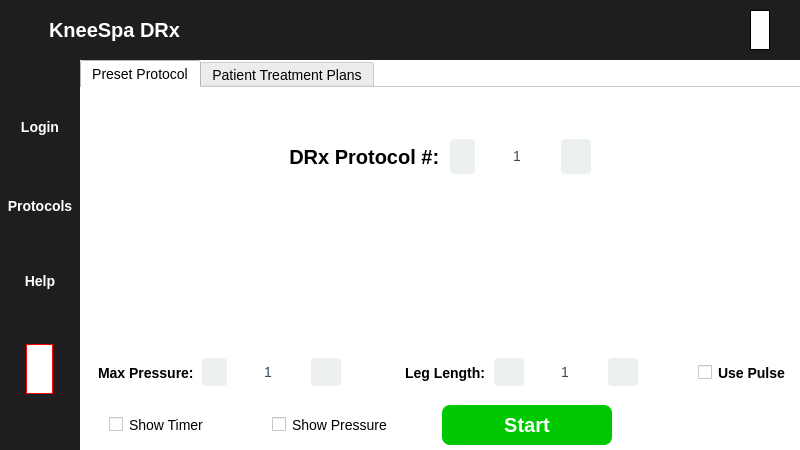
Before: the Qt Designer form kneespa.ui in pgil256/new-gui, drawn with Qt 5.
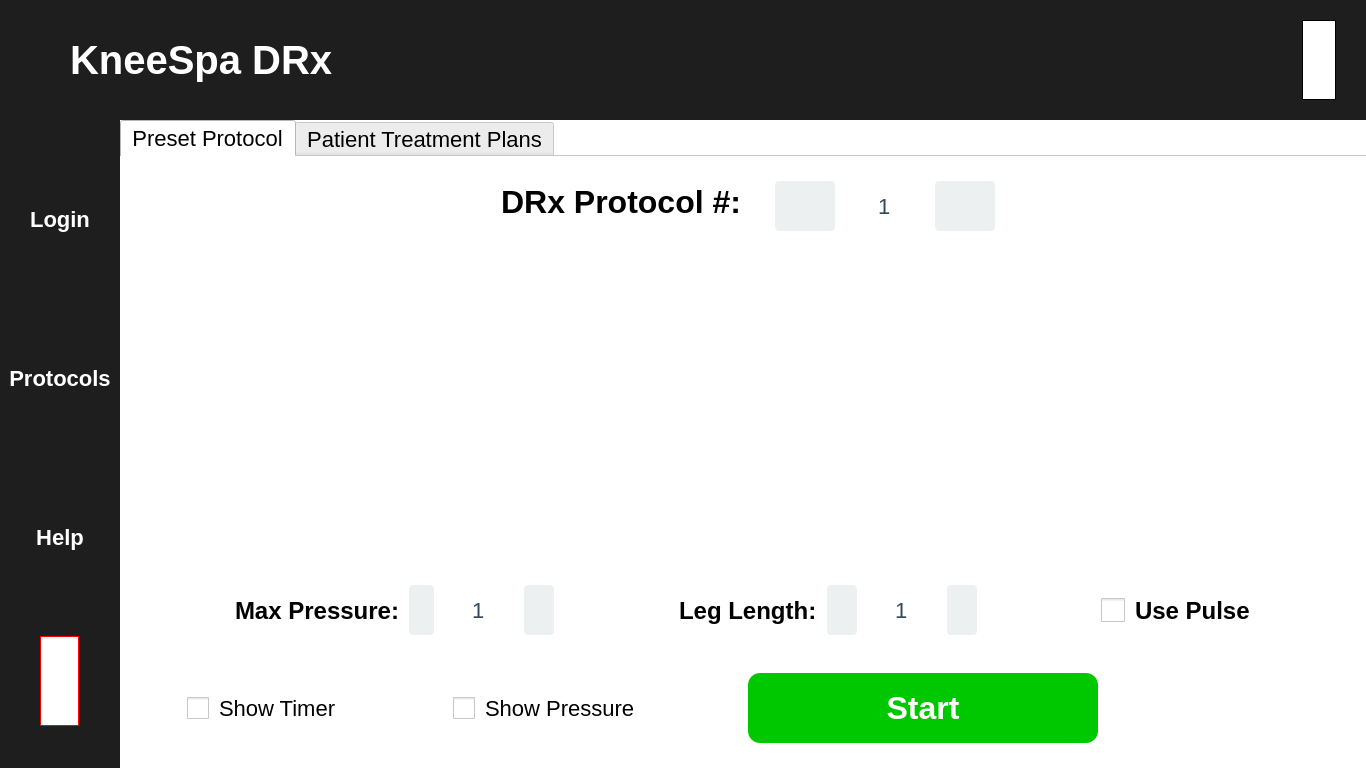
After: the same form once the commit is applied. The open tabs and pages were chosen to show the change. Icons and pictures are not drawn.

The edit to the form file:
```diff
--- a/kneespa.ui
+++ b/kneespa.ui
@@ -6,20 +6,20 @@
    <rect>
     <x>0</x>
     <y>0</y>
-    <width>800</width>
-    <height>450</height>
+    <width>1366</width>
+    <height>768</height>
    </rect>
   </property>
   <property name="sizePolicy">
-   <sizepolicy hsizetype="Preferred" vsizetype="Preferred">
+   <sizepolicy hsizetype="Maximum" vsizetype="Maximum">
     <horstretch>0</horstretch>
     <verstretch>0</verstretch>
    </sizepolicy>
   </property>
   <property name="maximumSize">
    <size>
-    <width>800</width>
-    <height>450</height>
+    <width>1366</width>
+    <height>768</height>
    </size>
   </property>
   <widget class="QGroupBox" name="central_widget">
@@ -27,12 +27,12 @@
     <rect>
      <x>0</x>
      <y>0</y>
-     <width>800</width>
-     <height>450</height>
+     <width>1366</width>
+     <height>768</height>
     </rect>
    </property>
    <property name="sizePolicy">
-    <sizepolicy hsizetype="Preferred" vsizetype="Preferred">
+    <sizepolicy hsizetype="Expanding" vsizetype="MinimumExpanding">
      <horstretch>0</horstretch>
      <verstretch>0</verstretch>
     </sizepolicy>
@@ -55,9 +55,9 @@
     <property name="geometry">
      <rect>
       <x>0</x>
-      <y>60</y>
-      <width>800</width>
-      <height>390</height>
+      <y>120</y>
+      <width>1366</width>
+      <height>648</height>
      </rect>
     </property>
     <property name="sizePolicy">
@@ -66,16 +66,28 @@
       <verstretch>0</verstretch>
      </sizepolicy>
     </property>
+    <property name="maximumSize">
+     <size>
+      <width>1366</width>
+      <height>648</height>
+     </size>
+    </property>
+    <property name="layoutDirection">
+     <enum>Qt::LeftToRight</enum>
+    </property>
     <property name="title">
      <string/>
     </property>
+    <property name="flat">
+     <bool>false</bool>
+    </property>
     <widget class="QFrame" name="frame">
      <property name="geometry">
       <rect>
        <x>0</x>
        <y>0</y>
-       <width>80</width>
-       <height>390</height>
+       <width>120</width>
+       <height>648</height>
       </rect>
      </property>
      <property name="sizePolicy">
@@ -84,6 +96,12 @@
        <verstretch>0</verstretch>
       </sizepolicy>
      </property>
+     <property name="maximumSize">
+      <size>
+       <width>1366</width>
+       <height>648</height>
+      </size>
+     </property>
      <property name="styleSheet">
       <string notr="true"> background-color: rgb(30, 30, 30);
                             color: white;
@@ -117,13 +135,25 @@
       </property>
       <item>
        <widget class="QPushButton" name="login_button">
+        <property name="minimumSize">
+         <size>
+          <width>120</width>
+          <height>120</height>
+         </size>
+        </property>
+        <property name="maximumSize">
+         <size>
+          <width>120</width>
+          <height>120</height>
+         </size>
+        </property>
         <property name="styleSheet">
          <string notr="true"> background-color: rgb(30, 30, 30);
                                         color: white;
                                         border: none;
                                         text-align: center;
                                         text-decoration: none;
-                                        font-size: 14px;
+                                        font-size: 22px;
                                         font-weight:bold;
                                         margin: 4px 2px;
                                         border-radius: 12px;</string>
@@ -135,13 +165,25 @@
       </item>
       <item>
        <widget class="QPushButton" name="protocols_button">
+        <property name="minimumSize">
+         <size>
+          <width>120</width>
+          <height>120</height>
+         </size>
+        </property>
+        <property name="maximumSize">
+         <size>
+          <width>120</width>
+          <height>120</height>
+         </size>
+        </property>
         <property name="styleSheet">
          <string notr="true"> background-color: rgb(30, 30, 30);
                                         color: white;
                                         border: none;
                                         text-align: center;
                                         text-decoration: none;
-                                        font-size: 14px;
+                                        font-size: 22px;
                                         font-weight:bold;
                                         margin: 4px 2px;
                                         border-radius: 12px;</string>
@@ -153,14 +195,27 @@
       </item>
       <item>
        <widget class="QPushButton" name="help_button">
+        <property name="minimumSize">
+         <size>
+          <width>120</width>
+          <height>120</height>
+         </size>
+        </property>
+        <property name="maximumSize">
+         <size>
+          <width>120</width>
+          <height>120</height>
+         </size>
+        </property>
         <property name="styleSheet">
          <string notr="true"> background-color: rgb(30, 30, 30);
                                         color: white;
                                         border: none;
                                         text-align: center;
                                         text-decoration: none;
-                                        font-size: 14px;
+                                        font-size: 22px;
                                         font-weight:bold;
+                                        margin: 4px 2px;
                                         border-radius: 12px;</string>
         </property>
         <property name="text">
@@ -172,16 +227,15 @@
        <widget class="QLabel" name="video_player_button">
         <property name="maximumSize">
          <size>
-          <width>50</width>
-          <height>50</height>
+          <width>90</width>
+          <height>90</height>
          </size>
         </property>
         <property name="styleSheet">
          <string notr="true">background-color:white;
                                         border: 1px solid red;
-                                        border-radius: 25px;
-                                        align-items:center;
-                                        padding:8px;</string>
+                                        border-radius: 45px;
+                                        padding:14px;</string>
         </property>
         <property name="text">
          <string/>
@@ -205,22 +259,22 @@
      </property>
      <property name="geometry">
       <rect>
-       <x>80</x>
+       <x>120</x>
        <y>0</y>
-       <width>720</width>
-       <height>400</height>
+       <width>1246</width>
+       <height>648</height>
       </rect>
      </property>
      <property name="sizePolicy">
-      <sizepolicy hsizetype="Fixed" vsizetype="Fixed">
+      <sizepolicy hsizetype="Preferred" vsizetype="Preferred">
        <horstretch>0</horstretch>
        <verstretch>0</verstretch>
       </sizepolicy>
      </property>
      <property name="maximumSize">
       <size>
-       <width>720</width>
-       <height>400</height>
+       <width>1246</width>
+       <height>648</height>
       </size>
      </property>
      <property name="currentIndex">
@@ -274,26 +328,47 @@
       </layout>
      </widget>
      <widget class="QWidget" name="page_main">
+      <property name="sizePolicy">
+       <sizepolicy hsizetype="MinimumExpanding" vsizetype="MinimumExpanding">
+        <horstretch>0</horstretch>
+        <verstretch>0</verstretch>
+       </sizepolicy>
+      </property>
+      <property name="maximumSize">
+       <size>
+        <width>1246</width>
+        <height>648</height>
+       </size>
+      </property>
       <widget class="QTabWidget" name="DRx_tabs">
        <property name="geometry">
         <rect>
          <x>0</x>
          <y>0</y>
-         <width>720</width>
-         <height>349</height>
+         <width>1246</width>
+         <height>528</height>
         </rect>
        </property>
+       <property name="sizePolicy">
+        <sizepolicy hsizetype="MinimumExpanding" vsizetype="MinimumExpanding">
+         <horstretch>0</horstretch>
+         <verstretch>0</verstretch>
+        </sizepolicy>
+       </property>
        <property name="maximumSize">
         <size>
-         <width>720</width>
-         <height>390</height>
+         <width>1246</width>
+         <height>548</height>
         </size>
        </property>
        <property name="layoutDirection">
         <enum>Qt::LeftToRight</enum>
        </property>
        <property name="styleSheet">
-        <string notr="true">background-color:white;</string>
+        <string notr="true"> background-color: white;
+                                    border: none;
+                                    font-size: 22px;
+                                </string>
        </property>
        <property name="tabPosition">
         <enum>QTabWidget::North</enum>
@@ -326,16 +401,40 @@
         <bool>false</bool>
        </property>
        <widget class="QWidget" name="preset_protocols_tab">
+        <property name="sizePolicy">
+         <sizepolicy hsizetype="MinimumExpanding" vsizetype="Expanding">
+          <horstretch>0</horstretch>
+          <verstretch>0</verstretch>
+         </sizepolicy>
+        </property>
+        <property name="maximumSize">
+         <size>
+          <width>1246</width>
+          <height>528</height>
+         </size>
+        </property>
         <attribute name="title">
          <string>Preset Protocol</string>
         </attribute>
         <layout class="QVBoxLayout" name="verticalLayout_4">
+         <property name="leftMargin">
+          <number>0</number>
+         </property>
+         <property name="topMargin">
+          <number>0</number>
+         </property>
+         <property name="rightMargin">
+          <number>0</number>
+         </property>
+         <property name="bottomMargin">
+          <number>0</number>
+         </property>
          <item>
           <widget class="QFrame" name="frame_3">
            <property name="maximumSize">
             <size>
-             <width>720</width>
-             <height>300</height>
+             <width>1246</width>
+             <height>428</height>
             </size>
            </property>
            <property name="styleSheet">
@@ -365,15 +464,34 @@
             </property>
             <item>
              <widget class="QGroupBox" name="groupBox_3">
+              <property name="sizePolicy">
+               <sizepolicy hsizetype="Preferred" vsizetype="Preferred">
+                <horstretch>0</horstretch>
+                <verstretch>0</verstretch>
+               </sizepolicy>
+              </property>
+              <property name="minimumSize">
+               <size>
+                <width>0</width>
+                <height>79</height>
+               </size>
+              </property>
+              <property name="maximumSize">
+               <size>
+                <width>1246</width>
+                <height>129</height>
+               </size>
+              </property>
               <property name="styleSheet">
-               <string notr="true"/>
+               <string notr="true">padding:0 10px;
+margin-top:10px;</string>
               </property>
               <property name="title">
                <string/>
               </property>
               <layout class="QHBoxLayout" name="horizontalLayout_3">
                <property name="spacing">
-                <number>5</number>
+                <number>15</number>
                </property>
                <property name="leftMargin">
                 <number>0</number>
@@ -404,13 +522,13 @@
                 <widget class="QLabel" name="label_5">
                  <property name="maximumSize">
                   <size>
-                   <width>200</width>
-                   <height>16777215</height>
+                   <width>400</width>
+                   <height>120</height>
                   </size>
                  </property>
                  <property name="styleSheet">
                   <string notr="true">
-                                                                            font-size: 20px;
+                                                                            font-size: 32px;
                                                                             font-weight: bold;
                                                                             margin: 5px 0px;</string>
                  </property>
@@ -426,14 +544,14 @@
                 <widget class="QLabel" name="backward_button_protocol_image">
                  <property name="minimumSize">
                   <size>
-                   <width>25</width>
-                   <height>25</height>
+                   <width>60</width>
+                   <height>60</height>
                   </size>
                  </property>
                  <property name="maximumSize">
                   <size>
-                   <width>35</width>
-                   <height>35</height>
+                   <width>60</width>
+                   <height>60</height>
                   </size>
                  </property>
                  <property name="styleSheet">
@@ -470,24 +588,24 @@
                 <widget class="QLineEdit" name="protocol_number_field">
                  <property name="minimumSize">
                   <size>
-                   <width>78</width>
+                   <width>70</width>
                    <height>40</height>
                   </size>
                  </property>
                  <property name="maximumSize">
                   <size>
                    <width>70</width>
-                   <height>40</height>
+                   <height>70</height>
                   </size>
                  </property>
                  <property name="styleSheet">
-                  <string notr="true">
+                  <string notr="true">font-size:22px;
                                                                             background-color: white;
                                                                             border: 1px solid
                                                                             #bdc3c7;
                                                                             border-radius: 4px;
-                                                                            padding: 4px 8px;
-                                                                            font-size: 14px;
+                                                                            padding: 4px 4px;
+                                                               
                                                                             color: #34495e;
                                                                             min-width: 60px;</string>
                  </property>
@@ -503,14 +621,14 @@
                 <widget class="QLabel" name="forward_button_protocol_image">
                  <property name="minimumSize">
                   <size>
-                   <width>30</width>
-                   <height>30</height>
+                   <width>60</width>
+                   <height>60</height>
                   </size>
                  </property>
                  <property name="maximumSize">
                   <size>
-                   <width>35</width>
-                   <height>35</height>
+                   <width>60</width>
+                   <height>60</height>
                   </size>
                  </property>
                  <property name="styleSheet">
@@ -558,10 +676,28 @@
             </item>
             <item>
              <widget class="QGroupBox" name="groupBox_14">
+              <property name="minimumSize">
+               <size>
+                <width>1246</width>
+                <height>350</height>
+               </size>
+              </property>
+              <property name="maximumSize">
+               <size>
+                <width>1246</width>
+                <height>400</height>
+               </size>
+              </property>
+              <property name="styleSheet">
+               <string notr="true">padding:15px 15px;</string>
+              </property>
               <property name="title">
                <string/>
               </property>
               <layout class="QHBoxLayout" name="horizontalLayout_11">
+               <property name="spacing">
+                <number>0</number>
+               </property>
                <property name="leftMargin">
                 <number>0</number>
                </property>
@@ -572,27 +708,33 @@
                 <number>0</number>
                </property>
                <property name="bottomMargin">
-                <number>0</number>
+                <number>15</number>
                </property>
                <item>
                 <widget class="QLabel" name="label_protocol_image">
                  <property name="sizePolicy">
-                  <sizepolicy hsizetype="Preferred" vsizetype="Preferred">
+                  <sizepolicy hsizetype="MinimumExpanding" vsizetype="MinimumExpanding">
                    <horstretch>0</horstretch>
                    <verstretch>0</verstretch>
                   </sizepolicy>
                  </property>
+                 <property name="minimumSize">
+                  <size>
+                   <width>400</width>
+                   <height>225</height>
+                  </size>
+                 </property>
                  <property name="maximumSize">
                   <size>
-                   <width>720</width>
-                   <height>200</height>
+                   <width>1000</width>
+                   <height>300</height>
                   </size>
                  </property>
                  <property name="styleSheet">
-                  <string notr="true">border:
-                                                                            2px solid rgb(0, 170,
-                                                                            255);
+                  <string notr="true">border:2px
+                                                                            solid rgb(0, 170, 255);
                                                                             border-radius:5px;
+                                                                            padding:0px;
                                                                             margin:5px;</string>
                  </property>
                  <property name="pixmap">
@@ -613,40 +755,25 @@
           </widget>
          </item>
          <item>
-          <widget class="QWidget" name="widget" native="true">
-           <property name="maximumSize">
-            <size>
-             <width>720</width>
-             <height>60</height>
-            </size>
-           </property>
-           <property name="styleSheet">
-            <string notr="true">margin: 6px 0px;</string>
-           </property>
-           <layout class="QHBoxLayout" name="horizontalLayout_nav">
-            <property name="spacing">
-             <number>10</number>
-            </property>
-            <property name="leftMargin">
-             <number>0</number>
-            </property>
-            <property name="topMargin">
-             <number>0</number>
-            </property>
-            <property name="rightMargin">
-             <number>0</number>
-            </property>
-            <property name="bottomMargin">
-             <number>0</number>
-            </property>
-            <item>
              <widget class="QGroupBox" name="groupBox_15">
+           <property name="sizePolicy">
+            <sizepolicy hsizetype="Maximum" vsizetype="MinimumExpanding">
+             <horstretch>0</horstretch>
+             <verstretch>0</verstretch>
+            </sizepolicy>
+           </property>
               <property name="minimumSize">
                <size>
                 <width>0</width>
                 <height>65</height>
                </size>
               </property>
+           <property name="maximumSize">
+            <size>
+             <width>1246</width>
+             <height>100</height>
+            </size>
+           </property>
               <property name="styleSheet">
                <string notr="true">border:none;</string>
               </property>
@@ -655,20 +782,33 @@
               </property>
               <layout class="QHBoxLayout" name="horizontalLayout_12">
                <property name="spacing">
-                <number>4</number>
+             <number>10</number>
                </property>
                <property name="leftMargin">
-                <number>5</number>
+             <number>0</number>
                </property>
                <property name="topMargin">
                 <number>0</number>
                </property>
                <property name="rightMargin">
-                <number>5</number>
+             <number>0</number>
                </property>
                <property name="bottomMargin">
-                <number>0</number>
-               </property>
+             <number>10</number>
+            </property>
+            <item>
+             <spacer name="horizontalSpacer_7">
+              <property name="orientation">
+               <enum>Qt::Horizontal</enum>
+              </property>
+              <property name="sizeHint" stdset="0">
+               <size>
+                <width>40</width>
+                <height>20</height>
+               </size>
+              </property>
+             </spacer>
+            </item>
                <item>
                 <widget class="QLabel" name="label_12">
                  <property name="minimumSize">
@@ -679,8 +819,8 @@
                  </property>
                  <property name="styleSheet">
                   <string notr="true">
-                                                                            font-size: 14px;
-                                                                            font-weight: bold;
+                                                                font-size: 24px;
+                                                                font-weight: bold;
                                                                         </string>
                  </property>
                  <property name="text">
@@ -698,8 +838,8 @@
                  </property>
                  <property name="maximumSize">
                   <size>
-                   <width>40</width>
-                   <height>40</height>
+                <width>50</width>
+                <height>50</height>
                   </size>
                  </property>
                  <property name="styleSheet">
@@ -733,24 +873,24 @@
                 <widget class="QLineEdit" name="pressure_field">
                  <property name="minimumSize">
                   <size>
-                   <width>78</width>
+                <width>70</width>
                    <height>40</height>
                   </size>
                  </property>
                  <property name="maximumSize">
                   <size>
                    <width>70</width>
-                   <height>40</height>
+                <height>50</height>
                   </size>
                  </property>
                  <property name="styleSheet">
-                  <string notr="true">
+               <string notr="true">font-size:22px;
                                                                             background-color: white;
                                                                             border: 1px solid
                                                                             #bdc3c7;
                                                                             border-radius: 4px;
-                                                                            padding: 4px 8px;
-                                                                            font-size: 14px;
+                                                                            padding: 4px 4px;
+                                                               
                                                                             color: #34495e;
                                                                             min-width: 60px;</string>
                  </property>
@@ -772,8 +912,8 @@
                  </property>
                  <property name="maximumSize">
                   <size>
-                   <width>40</width>
-                   <height>40</height>
+                <width>50</width>
+                <height>50</height>
                   </size>
                  </property>
                  <property name="styleSheet">
@@ -826,8 +966,8 @@
                  </property>
                  <property name="styleSheet">
                   <string notr="true">
-                                                                            font-size: 14px;
-                                                                            font-weight: bold;
+                                                                font-size: 24px;
+                                                                font-weight: bold;
                                                                         </string>
                  </property>
                  <property name="text">
@@ -845,8 +985,8 @@
                  </property>
                  <property name="maximumSize">
                   <size>
-                   <width>40</width>
-                   <height>40</height>
+                <width>50</width>
+                <height>50</height>
                   </size>
                  </property>
                  <property name="styleSheet">
@@ -880,24 +1020,24 @@
                 <widget class="QLineEdit" name="leg_length_field">
                  <property name="minimumSize">
                   <size>
-                   <width>78</width>
-                   <height>40</height>
+                <width>70</width>
+                <height>50</height>
                   </size>
                  </property>
                  <property name="maximumSize">
                   <size>
                    <width>70</width>
-                   <height>40</height>
+                <height>50</height>
                   </size>
                  </property>
                  <property name="styleSheet">
-                  <string notr="true">
+               <string notr="true">font-size:22px;
                                                                             background-color: white;
                                                                             border: 1px solid
                                                                             #bdc3c7;
                                                                             border-radius: 4px;
-                                                                            padding: 4px 8px;
-                                                                            font-size: 14px;
+                                                                            padding: 4px 4px;
+                                                               
                                                                             color: #34495e;
                                                                             min-width: 60px;</string>
                  </property>
@@ -919,8 +1059,8 @@
                  </property>
                  <property name="maximumSize">
                   <size>
-                   <width>40</width>
-                   <height>40</height>
+                <width>50</width>
+                <height>50</height>
                   </size>
                  </property>
                  <property name="styleSheet">
@@ -965,25 +1105,65 @@
                </item>
                <item>
                 <widget class="QCheckBox" name="checkBox_showPressure_2">
-                 <property name="maximumSize">
+              <property name="sizePolicy">
+               <sizepolicy hsizetype="Preferred" vsizetype="Preferred">
+                <horstretch>0</horstretch>
+                <verstretch>0</verstretch>
+               </sizepolicy>
+              </property>
+              <property name="minimumSize">
                   <size>
                    <width>150</width>
+                <height>0</height>
+               </size>
+              </property>
+              <property name="maximumSize">
+               <size>
+                <width>175</width>
                    <height>16777215</height>
                   </size>
                  </property>
                  <property name="styleSheet">
                   <string notr="true">
-                                                                            font-size: 14px;
-                                                                            font-weight: bold;
+
+    QCheckBox {
+        spacing: 10px;
+        font-size: 24px;
+font-weight:bold;
+    }
+
+    QCheckBox::indicator {
+        width: 24px;
+        height: 24px;
+    }
                                                                         </string>
                  </property>
                  <property name="text">
                   <string>Use Pulse</string>
                  </property>
-                </widget>
-               </item>
-              </layout>
-             </widget>
+              <property name="iconSize">
+               <size>
+                <width>50</width>
+                <height>50</height>
+               </size>
+              </property>
+              <property name="tristate">
+               <bool>false</bool>
+              </property>
+             </widget>
+            </item>
+            <item>
+             <spacer name="horizontalSpacer_6">
+              <property name="orientation">
+               <enum>Qt::Horizontal</enum>
+              </property>
+              <property name="sizeHint" stdset="0">
+               <size>
+                <width>40</width>
+                <height>20</height>
+               </size>
+              </property>
+             </spacer>
             </item>
            </layout>
           </widget>
@@ -1302,13 +1482,13 @@
        <property name="geometry">
         <rect>
          <x>0</x>
-         <y>340</y>
-         <width>720</width>
-         <height>50</height>
+         <y>528</y>
+         <width>1246</width>
+         <height>120</height>
         </rect>
        </property>
        <property name="sizePolicy">
-        <sizepolicy hsizetype="Preferred" vsizetype="Maximum">
+        <sizepolicy hsizetype="MinimumExpanding" vsizetype="MinimumExpanding">
          <horstretch>0</horstretch>
          <verstretch>0</verstretch>
         </sizepolicy>
@@ -1319,15 +1499,25 @@
          <height>0</height>
         </size>
        </property>
+       <property name="maximumSize">
+        <size>
+         <width>1246</width>
+         <height>120</height>
+        </size>
+       </property>
+       <property name="layoutDirection">
+        <enum>Qt::LeftToRight</enum>
+       </property>
        <property name="styleSheet">
-        <string notr="true">border:none;</string>
+        <string notr="true">border:none;
+padding:5px;</string>
        </property>
        <property name="title">
         <string/>
        </property>
        <layout class="QHBoxLayout" name="horizontalLayout_4">
         <property name="spacing">
-         <number>20</number>
+         <number>50</number>
         </property>
         <property name="leftMargin">
          <number>0</number>
@@ -1341,79 +1531,159 @@
         <property name="bottomMargin">
          <number>0</number>
         </property>
+        <item>
+         <spacer name="horizontalSpacer_12">
+          <property name="orientation">
+           <enum>Qt::Horizontal</enum>
+          </property>
+          <property name="sizeHint" stdset="0">
+           <size>
+            <width>40</width>
+            <height>20</height>
+           </size>
+          </property>
+         </spacer>
+        </item>
         <item alignment="Qt::AlignHCenter">
          <widget class="QCheckBox" name="checkbox_timer">
           <property name="maximumSize">
            <size>
-            <width>150</width>
-            <height>16777215</height>
+            <width>250</width>
+            <height>120</height>
            </size>
           </property>
+          <property name="styleSheet">
+           <string notr="true">
+
+    QCheckBox {
+        spacing: 10px;
+        font-size: 22px;
+    }
+
+    QCheckBox::indicator {
+        width: 22px;
+        height: 22px;
+    }
+</string>
+          </property>
           <property name="text">
            <string>Show Timer</string>
           </property>
          </widget>
         </item>
-        <item alignment="Qt::AlignHCenter">
+        <item>
+         <spacer name="horizontalSpacer_11">
+          <property name="orientation">
+           <enum>Qt::Horizontal</enum>
+          </property>
+          <property name="sizeHint" stdset="0">
+           <size>
+            <width>40</width>
+            <height>20</height>
+           </size>
+          </property>
+         </spacer>
+        </item>
+        <item>
          <widget class="QCheckBox" name="checkBox_showPressure">
           <property name="maximumSize">
            <size>
-            <width>150</width>
-            <height>16777215</height>
+            <width>200</width>
+            <height>120</height>
            </size>
           </property>
+          <property name="styleSheet">
+           <string notr="true">
+
+    QCheckBox {
+        spacing: 10px;
+        font-size: 22px;
+    }
+
+    QCheckBox::indicator {
+        width: 22px;
+        height: 22px;
+    }
+</string>
+          </property>
           <property name="text">
            <string>Show Pressure</string>
           </property>
          </widget>
         </item>
+        <item>
+         <spacer name="horizontalSpacer_13">
+          <property name="orientation">
+           <enum>Qt::Horizontal</enum>
+          </property>
+          <property name="sizeHint" stdset="0">
+           <size>
+            <width>40</width>
+            <height>20</height>
+           </size>
+          </property>
+         </spacer>
+        </item>
         <item>
          <widget class="QPushButton" name="push_button_start">
           <property name="sizePolicy">
-           <sizepolicy hsizetype="Minimum" vsizetype="Maximum">
+           <sizepolicy hsizetype="MinimumExpanding" vsizetype="Preferred">
             <horstretch>0</horstretch>
             <verstretch>0</verstretch>
            </sizepolicy>
           </property>
           <property name="minimumSize">
            <size>
-            <width>200</width>
-            <height>40</height>
+            <width>350</width>
+            <height>70</height>
            </size>
           </property>
           <property name="maximumSize">
            <size>
-            <width>300</width>
-            <height>40</height>
+            <width>375</width>
+            <height>70</height>
            </size>
           </property>
           <property name="styleSheet">
            <string notr="true"> background-color: rgb(0, 200, 0);
                                                 color: white;
                                                 border: none;
-                                                text-decoration: none;
-                                                margin: 0px 15px;
-                                                font-size: 20px;
+                                                text-decoration:bold;
+
+                                                font-size: 32px;
                                                 font-weight:bold;
-                                                border-radius: 8px;</string>
+                                                border-radius: 12px;</string>
           </property>
           <property name="text">
            <string>Start</string>
           </property>
          </widget>
         </item>
+        <item>
+         <spacer name="horizontalSpacer_15">
+          <property name="orientation">
+           <enum>Qt::Horizontal</enum>
+          </property>
+          <property name="sizeHint" stdset="0">
+           <size>
+            <width>40</width>
+            <height>20</height>
+           </size>
+          </property>
+         </spacer>
+        </item>
         <item alignment="Qt::AlignHCenter">
          <widget class="QLabel" name="label_3">
           <property name="minimumSize">
            <size>
-            <width>40</width>
-            <height>30</height>
+            <width>100</width>
+            <height>40</height>
            </size>
           </property>
           <property name="maximumSize">
            <size>
-            <width>60</width>
-            <height>40</height>
+            <width>120</width>
+            <height>80</height>
            </size>
           </property>
           <property name="styleSheet">
@@ -1433,6 +1703,19 @@
           </property>
          </widget>
         </item>
+        <item>
+         <spacer name="horizontalSpacer_14">
+          <property name="orientation">
+           <enum>Qt::Horizontal</enum>
+          </property>
+          <property name="sizeHint" stdset="0">
+           <size>
+            <width>40</width>
+            <height>20</height>
+           </size>
+          </property>
+         </spacer>
+        </item>
        </layout>
       </widget>
      </widget>
@@ -1836,14 +2119,20 @@
      <rect>
       <x>0</x>
       <y>0</y>
-      <width>800</width>
-      <height>60</height>
+      <width>1366</width>
+      <height>120</height>
      </rect>
     </property>
+    <property name="sizePolicy">
+     <sizepolicy hsizetype="MinimumExpanding" vsizetype="MinimumExpanding">
+      <horstretch>0</horstretch>
+      <verstretch>0</verstretch>
+     </sizepolicy>
+    </property>
     <property name="maximumSize">
      <size>
-      <width>16777215</width>
-      <height>100</height>
+      <width>1366</width>
+      <height>120</height>
      </size>
     </property>
     <property name="styleSheet">
@@ -1876,8 +2165,8 @@
       <widget class="QLabel" name="top_nav_logo">
        <property name="maximumSize">
         <size>
-         <width>80</width>
-         <height>60</height>
+         <width>120</width>
+         <height>90</height>
         </size>
        </property>
        <property name="styleSheet">
@@ -1888,7 +2177,7 @@
                                     text-decoration: none;
                                     font-size: 14px;
                                     font-weight:bold;
-                                    margin: 10px 10px 0px 10px;
+                                    margin: 10px 5px 0px 15px;
 
                                 </string>
        </property>
@@ -1911,12 +2200,18 @@
      </item>
      <item>
       <widget class="QLabel" name="top_nav_brand_label">
+       <property name="maximumSize">
+        <size>
+         <width>360</width>
+         <height>100</height>
+        </size>
+       </property>
        <property name="styleSheet">
-        <string notr="true"> font-size: 20px;
+        <string notr="true"> font-size: 40px;
                                     font-weight: bold;
                                     color: white;
                                     background-color: rgb(30, 30, 30);
-                                    margin: 4px 15px;</string>
+                                    margin: 8px 30px;</string>
        </property>
        <property name="text">
         <string>KneeSpa DRx</string>
@@ -1938,25 +2233,37 @@
      </item>
      <item>
       <widget class="QLabel" name="username_nav">
+       <property name="sizePolicy">
+        <sizepolicy hsizetype="Preferred" vsizetype="Preferred">
+         <horstretch>0</horstretch>
+         <verstretch>0</verstretch>
+        </sizepolicy>
+       </property>
        <property name="minimumSize">
         <size>
-         <width>140</width>
+         <width>280</width>
          <height>0</height>
         </size>
        </property>
+       <property name="maximumSize">
+        <size>
+         <width>280</width>
+         <height>100</height>
+        </size>
+       </property>
        <property name="styleSheet">
         <string notr="true"> background-color: rgb(30, 30, 30);
                                     color: white;
                                     border: none;
                                     text-align: center;
                                     text-decoration: none;
-                                    font-size: 14px;
+                                    font-size: 20px;
                                     font-weight:bold;
                                     margin: 4px 30px;
                                     border-radius: 12px;</string>
        </property>
        <property name="text">
-        <string>         </string>
+        <string/>
        </property>
       </widget>
      </item>
@@ -1977,17 +2284,16 @@
       <widget class="QLabel" name="profile_button">
        <property name="maximumSize">
         <size>
-         <width>100</width>
-         <height>40</height>
+         <width>135</width>
+         <height>80</height>
         </size>
        </property>
        <property name="styleSheet">
         <string notr="true">background-color:white;
                                     border: 1px solid black;
-                                    margin: 0px 30px;
-                                    border-radius: 20px;
-                                    align-items:center;
-                                    padding:5px;</string>
+                                    margin: 0px 30px 0px 20px;
+                                    border-radius:40px;
+                                    padding:12px;</string>
        </property>
        <property name="text">
         <string/>
```
Left out of the diff: 480 changed lines with no effect on the pictures. Lines whose indentation alone changed are shown as unchanged.
